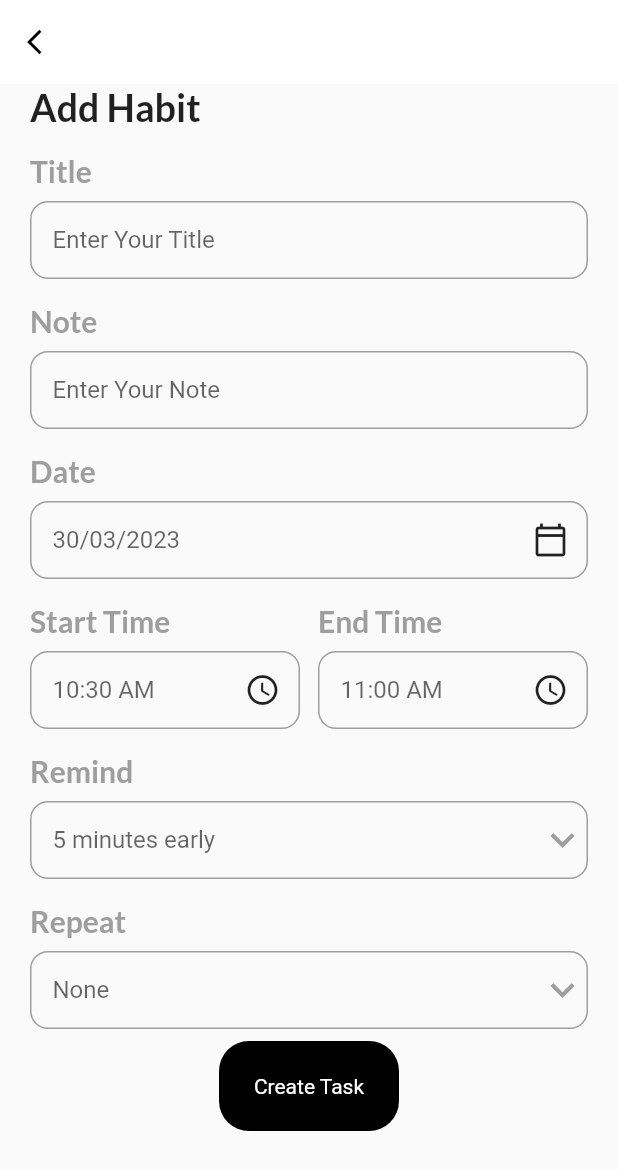
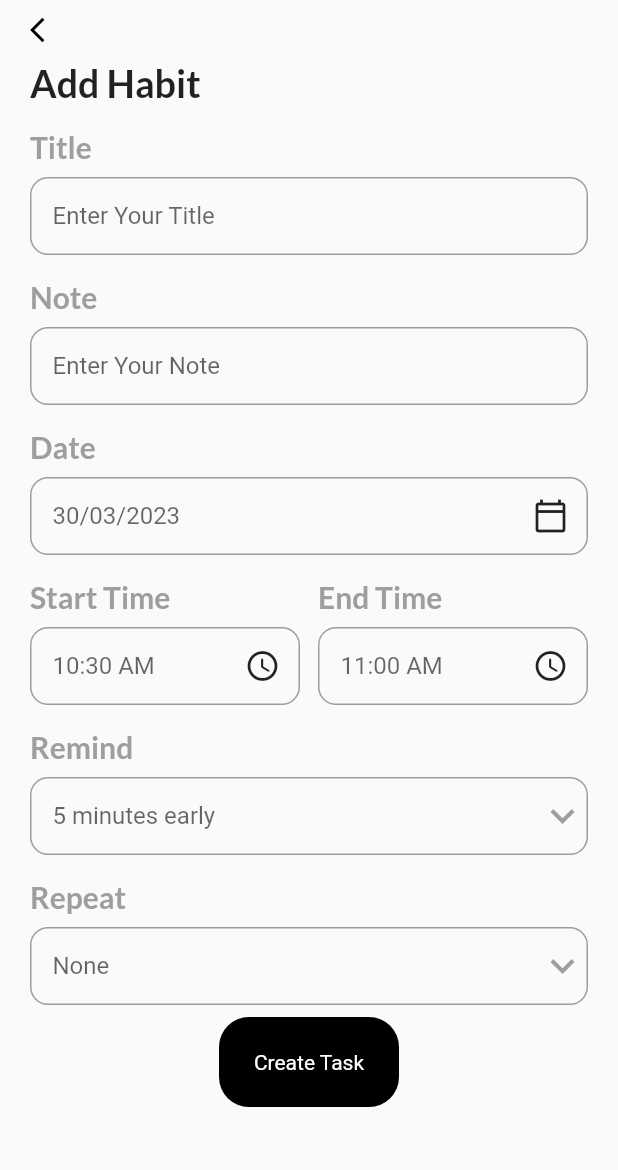
Before and after one commit to YuZaGa/Habito, a Flutter app: the AddTaskPage screen opened by its route, on a phone screen of 412 x 824 dp. Shown: the top 1170 px of the screen. Run offline on Flutter 3.47's test engine with Material 2 defaults, Android fonts, the phone set to English and light mode, and no system bars; our stand-ins replace date_picker_timeline, flutter_slidable, get, google_fonts, hive, hive_flutter; accounts and stored records are empty.

Commit message:
enhanced Task Screens

```diff
--- a/lib/screens/add_taskbar.dart
+++ b/lib/screens/add_taskbar.dart
@@ -29,18 +29,29 @@ class _AddTaskPageState extends State<AddTaskPage> {
   String _selectedRepeat = "None";
   List<String> repeatList = ["None", "Daily", "Weekly", "Monthly"];
 
-  _appBar(BuildContext context) {
-    return AppBar(
-      elevation: 0,
-      title: Text('Dashboard'.toUpperCase()),
-      backgroundColor: Colors.white,
-      leading: GestureDetector(
+  _appBar() {
+    return Container(
+      padding: const EdgeInsets.only(top: 10),
+      margin: EdgeInsets.only(bottom: 10),
+      child: Row(
+        //mainAxisAlignment: MainAxisAlignment.end,
+        children: [
+          Expanded(
+            child: Column(
+              crossAxisAlignment: CrossAxisAlignment.start,
+              children: [
+                GestureDetector(
                   onTap: () => Get.toNamed('/'),
                   child: Icon(
                     Icons.arrow_back_ios,
                     size: 20,
                     color: Colors.black,
                   ),
+                ),
+              ],
+            ),
+          ),
+        ],
       ),
     );
   }
@@ -86,13 +97,14 @@ class _AddTaskPageState extends State<AddTaskPage> {
   @override
   Widget build(BuildContext context) {
     return Scaffold(
-      appBar: _appBar(context),
-      body: Container(
+      body: SafeArea(
+        child: Container(
           padding: const EdgeInsets.only(left: 20, right: 20),
           child: SingleChildScrollView(
               child: Column(
             crossAxisAlignment: CrossAxisAlignment.start,
             children: [
+              _appBar(),
               Text(
                 "Add Habit",
                 style: HeadingStyle,
@@ -174,7 +186,8 @@ class _AddTaskPageState extends State<AddTaskPage> {
                   ),
                   iconSize: 32,
                   elevation: 4,
-                items: repeatList.map<DropdownMenuItem<String>>((String value) {
+                  items:
+                      repeatList.map<DropdownMenuItem<String>>((String value) {
                     return DropdownMenuItem<String>(
                       child: Text(value.toString()),
                       value: value.toString(),
@@ -204,6 +217,7 @@ class _AddTaskPageState extends State<AddTaskPage> {
               ),
             ],
           )),
+        ),
       ),
     );
   }
```
Also changed, not shown: lib/screens/task_editor.dart (+46 -20 lines). Lines whose indentation alone changed are shown as unchanged.
